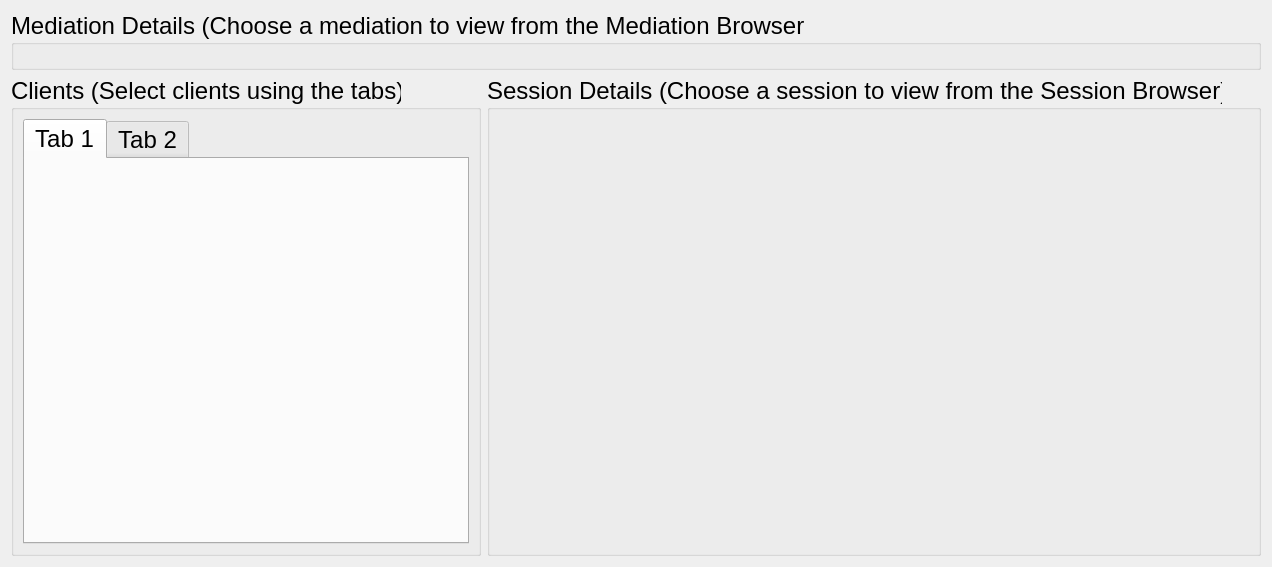
First picture: the form in drc/gui/mediationprocessview.ui, repository lansdon/cpts483_drc, before the edit.
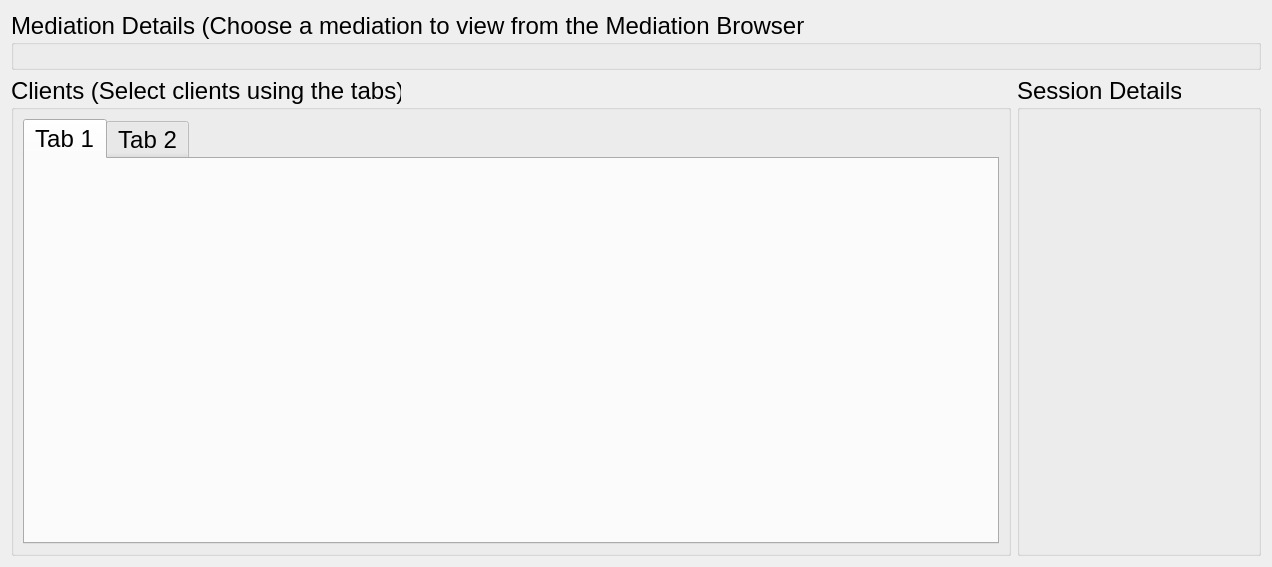
Second picture: the form after the edit.

The edit to the form file:
```diff
--- a/drc/gui/mediationprocessview.ui
+++ b/drc/gui/mediationprocessview.ui
@@ -54,6 +54,12 @@
     <layout class="QGridLayout" name="gridLayout_3">
      <item row="0" column="0">
       <widget class="QGroupBox" name="clientsContainer">
+       <property name="maximumSize">
+        <size>
+         <width>1000</width>
+         <height>16777215</height>
+        </size>
+       </property>
        <property name="font">
         <font>
          <pointsize>18</pointsize>
@@ -88,13 +94,19 @@
          <height>50</height>
         </size>
        </property>
+       <property name="maximumSize">
+        <size>
+         <width>700</width>
+         <height>16777215</height>
+        </size>
+       </property>
        <property name="font">
         <font>
          <pointsize>18</pointsize>
         </font>
        </property>
        <property name="title">
-        <string>Session Details (Choose a session to view from the Session Browser)</string>
+        <string>Session Details </string>
        </property>
       </widget>
      </item>
```
